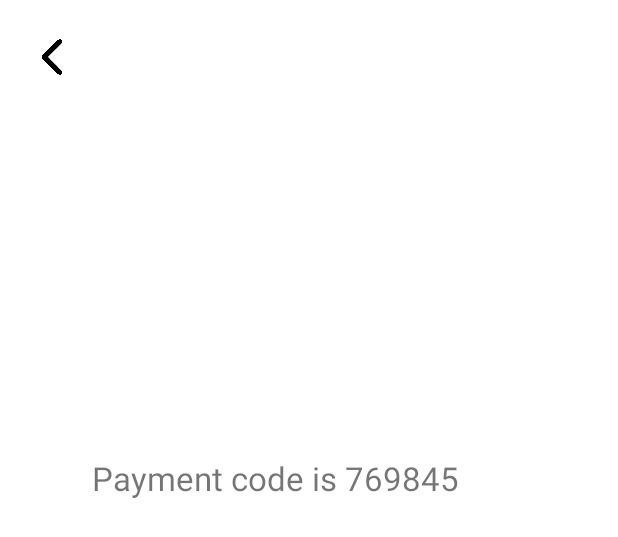
After one commit to Merdi-kim/health_insurance_mobile, an Android app: the layout generated_payment.xml on its own in the app's theme, with its tools: preview values and no code run, on a phone screen of 412 x 824 dp. The commit adds this screen. Shown: the top 537 px of the screen. Run offline under Robolectric (Android 15) with nearby library versions, the phone set to English and light mode, and no system bars.

Commit message:
set last changes on code generation

```diff
--- a/app/src/main/java/com/example/myapplication/MainActivity.java
+++ b/app/src/main/java/com/example/myapplication/MainActivity.java
@@ -22,7 +22,7 @@ public class MainActivity
         setContentView(R.layout.signup);
     }
 
-    public void goToSignin( View View ) {
+    public void goToSignIn( View View ) {
         setContentView(R.layout.signin);
     }
 
@@ -39,10 +39,10 @@ public class MainActivity
     }
 
     public void goToPassCodeGeneration(View view) {
-
+        setContentView(R.layout.generated_payment);
     }
 
     public void goToDuePayments(View view) {
-
+        setContentView(R.layout.payments);
     }
 }
--- /dev/null
+++ b/app/src/main/res/layout/generated_payment.xml
@@ -0,0 +1,34 @@
+<?xml version="1.0" encoding="utf-8"?>
+<androidx.constraintlayout.widget.ConstraintLayout xmlns:android="http://schemas.android.com/apk/res/android"
+    xmlns:app="http://schemas.android.com/apk/res-auto"
+    xmlns:tools="http://schemas.android.com/tools"
+    android:layout_width="match_parent"
+    android:layout_height="match_parent"
+    android:layout_gravity="center"
+    >
+
+    <ImageView
+        android:id="@+id/imageView4"
+        android:layout_width="56dp"
+        android:layout_height="36dp"
+        app:layout_constraintBottom_toBottomOf="parent"
+        app:layout_constraintEnd_toEndOf="parent"
+        app:layout_constraintHorizontal_bias="0.019"
+        app:layout_constraintStart_toStartOf="parent"
+        app:layout_constraintTop_toTopOf="parent"
+        app:layout_constraintVertical_bias="0.025"
+        android:onClick="goToHome"
+        app:srcCompat="@drawable/arrow" />
+
+    <TextView
+        android:id="@+id/textView2"
+        android:layout_width="289dp"
+        android:layout_height="216dp"
+        android:text="@string/payment_code"
+        android:textSize="22dp"
+        app:layout_constraintBottom_toBottomOf="parent"
+        app:layout_constraintEnd_toEndOf="parent"
+        app:layout_constraintStart_toStartOf="parent"
+        app:layout_constraintTop_toTopOf="parent" />
+
+</androidx.constraintlayout.widget.ConstraintLayout>
--- a/app/src/main/res/layout/signup.xml
+++ b/app/src/main/res/layout/signup.xml
@@ -94,7 +94,7 @@
         app:cardBackgroundColor="@color/cardview_light_background"
         app:cardCornerRadius="25dp"
         app:cardElevation="10dp"
-        android:onClick="goToSignin">
+        android:onClick="goToSignIn">
         <RelativeLayout
             android:layout_width="match_parent"
             android:layout_height="match_parent"
@@ -128,6 +128,6 @@
         android:gravity="center"
         android:textColor="@color/purple_700"
         android:text="@string/signin_text"
-        android:onClick="goToSignin"/>
+        android:onClick="goToSignIn"/>
 
 </RelativeLayout>
```
Also changed, not shown: app/src/main/res/layout/activity_main.xml (+11 -8 lines), app/src/main/res/layout/home.xml (+17 -12 lines), app/src/main/res/layout/payments.xml (added, +80 -0 lines), app/src/main/res/layout/profile.xml (+38 -41 lines), app/src/main/res/values/strings.xml (+8 -2 lines), app/src/main/res/drawable/arrow.png (added), 1 other file.
